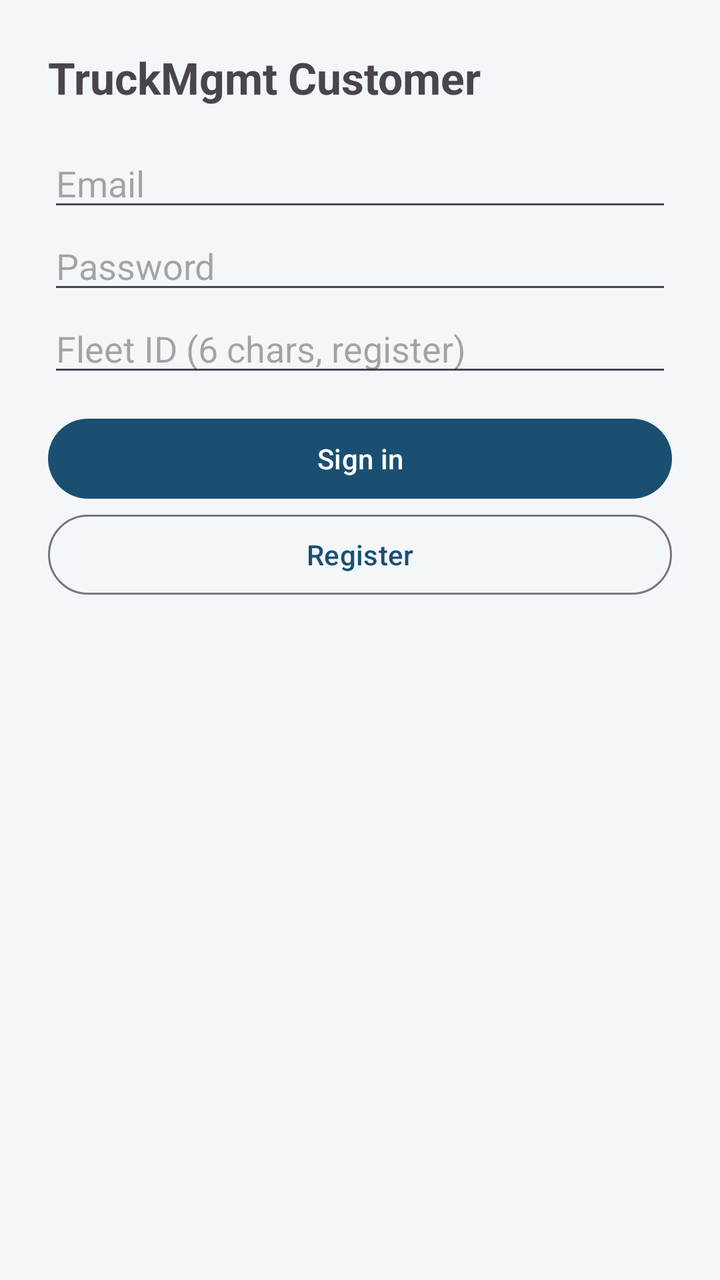
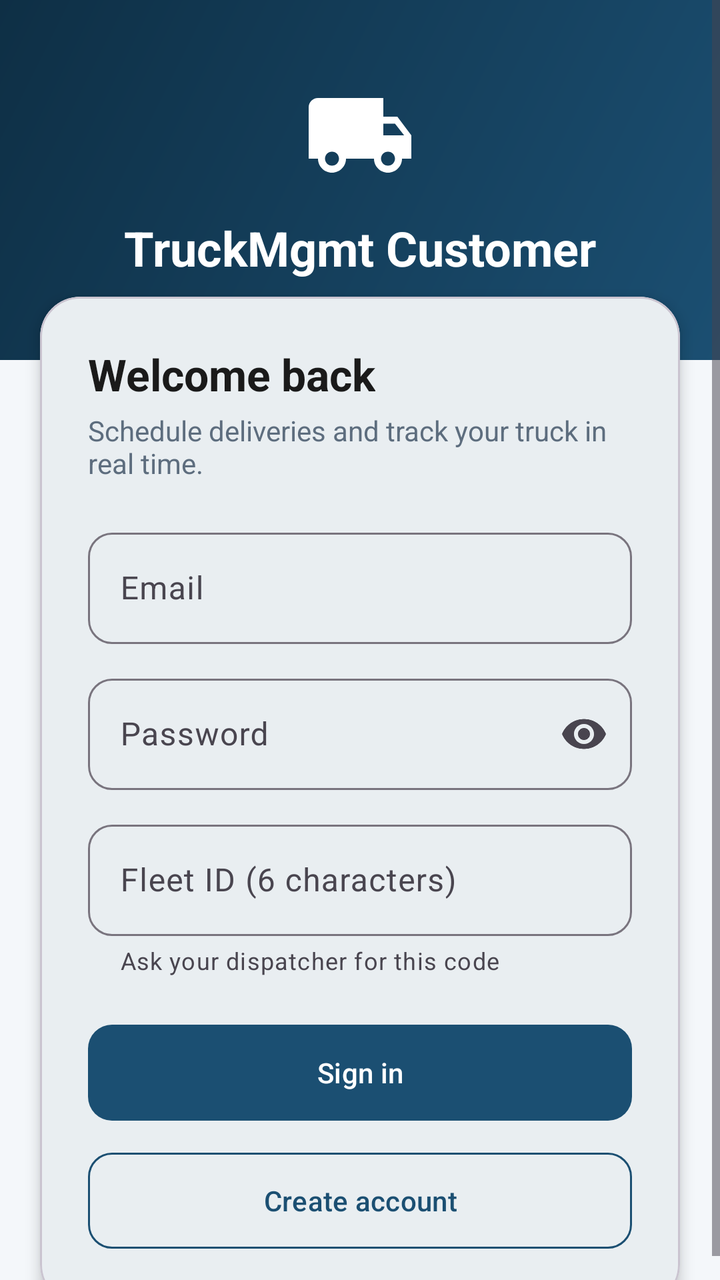

Two renders of the same Android screen: before a commit and after it. Below are the layout's source before the change and the commit's diff.
<!-- AndroidManifest.xml: application theme Theme.TruckMgmt -->
<!-- res/layout/activity_auth.xml -->
<?xml version="1.0" encoding="utf-8"?>
<LinearLayout xmlns:android="http://schemas.android.com/apk/res/android"
    android:layout_width="match_parent"
    android:layout_height="match_parent"
    android:orientation="vertical"
    android:padding="24dp">

    <TextView
        android:layout_width="wrap_content"
        android:layout_height="wrap_content"
        android:text="TruckMgmt Customer"
        android:textSize="22sp"
        android:textStyle="bold"
        android:layout_marginBottom="16dp" />

    <EditText android:id="@+id/inputEmail" android:layout_width="match_parent" android:layout_height="wrap_content" android:hint="Email" android:inputType="textEmailAddress" />
    <EditText android:id="@+id/inputPassword" android:layout_width="match_parent" android:layout_height="wrap_content" android:hint="Password" android:inputType="textPassword" />
    <EditText android:id="@+id/inputFleetId" android:layout_width="match_parent" android:layout_height="wrap_content" android:hint="Fleet ID (6 chars, register)" android:inputType="textCapCharacters" android:layout_marginBottom="12dp" />
    <Button android:id="@+id/btnLogin" android:layout_width="match_parent" android:layout_height="wrap_content" android:text="Sign in" />
    <Button android:id="@+id/btnRegister" android:layout_width="match_parent" android:layout_height="wrap_content" android:text="Register" style="@style/Widget.Material3.Button.OutlinedButton" />
</LinearLayout>
<!-- resources referenced by this layout -->
<resources>
  <style name="Theme.TruckMgmt" parent="Theme.Material3.Light.NoActionBar">
          <item name="colorPrimary">@color/brand_primary</item>
          <item name="colorPrimaryDark">@color/brand_primary_dark</item>
          <item name="colorOnPrimary">@color/surface</item>
          <item name="colorSecondary">@color/brand_accent</item>
          <item name="colorOnSecondary">@color/surface</item>
          <item name="colorSurface">@color/surface</item>
          <item name="colorOnSurface">@color/text_primary</item>
          <item name="android:colorBackground">@color/app_bg</item>
          <item name="android:statusBarColor">@color/brand_primary_dark</item>
          <item name="android:navigationBarColor">@color/app_bg</item>
          <item name="android:windowLightNavigationBar">true</item>
      </style>
  <color name="brand_primary">#1B4F72</color>
  <color name="brand_primary_dark">#0E2F45</color>
  <color name="surface">#FFFFFF</color>
  <color name="brand_accent">#E67E22</color>
  <color name="text_primary">#1A1A1A</color>
  <color name="app_bg">#F4F7FA</color>
</resources>

<!-- the commit's change to res/layout/activity_auth.xml (unified diff, before → after) -->
@@ -1,21 +1,152 @@
 <?xml version="1.0" encoding="utf-8"?>
-<LinearLayout xmlns:android="http://schemas.android.com/apk/res/android"
+<ScrollView xmlns:android="http://schemas.android.com/apk/res/android"
+    xmlns:app="http://schemas.android.com/apk/res-auto"
     android:layout_width="match_parent"
     android:layout_height="match_parent"
-    android:orientation="vertical"
-    android:padding="24dp">
+    android:background="@color/app_bg"
+    android:fillViewport="true">
 
-    <TextView
-        android:layout_width="wrap_content"
+    <LinearLayout
+        android:layout_width="match_parent"
         android:layout_height="wrap_content"
-        android:text="TruckMgmt Customer"
-        android:textSize="22sp"
-        android:textStyle="bold"
-        android:layout_marginBottom="16dp" />
+        android:orientation="vertical">
 
-    <EditText android:id="@+id/inputEmail" android:layout_width="match_parent" android:layout_height="wrap_content" android:hint="Email" android:inputType="textEmailAddress" />
-    <EditText android:id="@+id/inputPassword" android:layout_width="match_parent" android:layout_height="wrap_content" android:hint="Password" android:inputType="textPassword" />
-    <EditText android:id="@+id/inputFleetId" android:layout_width="match_parent" android:layout_height="wrap_content" android:hint="Fleet ID (6 chars, register)" android:inputType="textCapCharacters" android:layout_marginBottom="12dp" />
-    <Button android:id="@+id/btnLogin" android:layout_width="match_parent" android:layout_height="wrap_content" android:text="Sign in" />
-    <Button android:id="@+id/btnRegister" android:layout_width="match_parent" android:layout_height="wrap_content" android:text="Register" style="@style/Widget.Material3.Button.OutlinedButton" />
-</LinearLayout>
+        <FrameLayout
+            android:layout_width="match_parent"
+            android:layout_height="180dp"
+            android:background="@drawable/bg_auth_header">
+
+            <LinearLayout
+                android:layout_width="match_parent"
+                android:layout_height="match_parent"
+                android:gravity="center"
+                android:orientation="vertical"
+                android:padding="24dp">
+
+                <ImageView
+                    android:layout_width="56dp"
+                    android:layout_height="56dp"
+                    android:contentDescription="@string/app_name"
+                    android:src="@drawable/ic_truck"
+                    app:tint="@color/surface" />
+
+                <TextView
+                    android:layout_width="wrap_content"
+                    android:layout_height="wrap_content"
+                    android:layout_marginTop="12dp"
+                    android:text="@string/app_name"
+                    android:textColor="@color/surface"
+                    android:textSize="24sp"
+                    android:textStyle="bold" />
+            </LinearLayout>
+        </FrameLayout>
+
+        <com.google.android.material.card.MaterialCardView
+            android:layout_width="match_parent"
+            android:layout_height="wrap_content"
+            android:layout_marginHorizontal="20dp"
+            android:layout_marginTop="-32dp"
+            app:cardBackgroundColor="@color/surface"
+            app:cardCornerRadius="20dp"
+            app:cardElevation="4dp">
+
+            <LinearLayout
+                android:layout_width="match_parent"
+                android:layout_height="wrap_content"
+                android:orientation="vertical"
+                android:padding="24dp">
+
+                <TextView
+                    android:layout_width="wrap_content"
+                    android:layout_height="wrap_content"
+                    android:text="@string/auth_title"
+                    android:textColor="@color/text_primary"
+                    android:textSize="22sp"
+                    android:textStyle="bold" />
+
+                <TextView
+                    android:layout_width="match_parent"
+                    android:layout_height="wrap_content"
+                    android:layout_marginTop="4dp"
+                    android:layout_marginBottom="20dp"
+                    android:text="@string/auth_subtitle"
+                    android:textColor="@color/text_secondary"
+                    android:textSize="14sp" />
+
+                <com.google.android.material.textfield.TextInputLayout
+                    android:layout_width="match_parent"
+                    android:layout_height="wrap_content"
+                    android:hint="@string/auth_email_hint"
+                    app:boxBackgroundMode="outline"
+                    app:boxCornerRadiusBottomEnd="12dp"
+                    app:boxCornerRadiusBottomStart="12dp"
+                    app:boxCornerRadiusTopEnd="12dp"
+                    app:boxCornerRadiusTopStart="12dp">
+
+                    <com.google.android.material.textfield.TextInputEditText
+                        android:id="@+id/inputEmail"
+                        android:layout_width="match_parent"
+                        android:layout_height="wrap_content"
+                        android:inputType="textEmailAddress" />
+                </com.google.android.material.textfield.TextInputLayout>
+
+                <com.google.android.material.textfield.TextInputLayout
+                    android:layout_width="match_parent"
+                    android:layout_height="wrap_content"
+                    android:layout_marginTop="12dp"
+                    android:hint="@string/auth_password_hint"
+                    app:boxBackgroundMode="outline"
+                    app:boxCornerRadiusBottomEnd="12dp"
+                    app:boxCornerRadiusBottomStart="12dp"
+                    app:boxCornerRadiusTopEnd="12dp"
+                    app:boxCornerRadiusTopStart="12dp"
+                    app:endIconMode="password_toggle">
+
+                    <com.google.android.material.textfield.TextInputEditText
+                        android:id="@+id/inputPassword"
+                        android:layout_width="match_parent"
+                        android:layout_height="wrap_content"
+                        android:inputType="textPassword" />
+                </com.google.android.material.textfield.TextInputLayout>
+
+                <com.google.android.material.textfield.TextInputLayout
+                    android:layout_width="match_parent"
+                    android:layout_height="wrap_content"
+                    android:layout_marginTop="12dp"
+                    android:hint="@string/auth_fleet_hint"
+                    app:boxBackgroundMode="outline"
+                    app:boxCornerRadiusBottomEnd="12dp"
+                    app:boxCornerRadiusBottomStart="12dp"
+                    app:boxCornerRadiusTopEnd="12dp"
+                    app:boxCornerRadiusTopStart="12dp"
+                    app:helperText="@string/auth_fleet_helper">
+
+                    <com.google.android.material.textfield.TextInputEditText
+                        android:id="@+id/inputFleetId"
+                        android:layout_width="match_parent"
+                        android:layout_height="wrap_content"
+                        android:inputType="textCapCharacters" />
+                </com.google.android.material.textfield.TextInputLayout>
+
+                <com.google.android.material.button.MaterialButton
+                    android:id="@+id/btnLogin"
+                    android:layout_width="match_parent"
+                    android:layout_height="56dp"
+                    android:layout_marginTop="20dp"
+                    android:text="@string/auth_sign_in"
+                    app:backgroundTint="@color/brand_primary"
+                    app:cornerRadius="12dp" />
+
+                <com.google.android.material.button.MaterialButton
+                    android:id="@+id/btnRegister"
+                    style="@style/Widget.Material3.Button.OutlinedButton"
+                    android:layout_width="match_parent"
+                    android:layout_height="56dp"
+                    android:layout_marginTop="8dp"
+                    android:text="@string/auth_register"
+                    app:cornerRadius="12dp"
+                    app:strokeColor="@color/brand_primary" />
+            </LinearLayout>
+        </com.google.android.material.card.MaterialCardView>
+    </LinearLayout>
+</ScrollView>
<!-- resource entries referenced after the edit -->
@@ -18,6 +18,35 @@
   <color name="surface">#FFFFFF</color>
   <color name="brand_accent">#E67E22</color>
   <color name="text_primary">#1A1A1A</color>
+  <color name="text_secondary">#5D6D7E</color>
+  <!-- drawable bg_auth_header (drawable) -->
+  <?xml version="1.0" encoding="utf-8"?>
+  <shape xmlns:android="http://schemas.android.com/apk/res/android">
+      <gradient
+          android:angle="135"
+          android:endColor="@color/brand_primary_dark"
+          android:startColor="@color/brand_primary"
+          android:type="linear" />
+  </shape>
+  <!-- drawable ic_truck (drawable) -->
+  <vector xmlns:android="http://schemas.android.com/apk/res/android"
+      android:width="24dp"
+      android:height="24dp"
+      android:viewportWidth="24"
+      android:viewportHeight="24">
+      <path
+          android:fillColor="@color/brand_primary"
+          android:pathData="M20,8h-3V4H3c-1.1,0 -2,0.9 -2,2v11h2c0,1.66 1.34,3 3,3s3,-1.34 3,-3h6c0,1.66 1.34,3 3,3s3,-1.34 3,-3h2v-5l-3,-4zM6,18.5c-0.83,0 -1.5,-0.67 -1.5,-1.5s0.67,-1.5 1.5,-1.5 1.5,0.67 1.5,1.5 -0.67,1.5 -1.5,1.5zM18,18.5c-0.83,0 -1.5,-0.67 -1.5,-1.5s0.67,-1.5 1.5,-1.5 1.5,0.67 1.5,1.5 -0.67,1.5 -1.5,1.5zM17,12V9.5h2.5l1.96,2.5H17z" />
+  </vector>
+  <string name="app_name">TruckMgmt Customer</string>
+  <string name="auth_email_hint">Email</string>
+  <string name="auth_fleet_helper">Ask your dispatcher for this code</string>
+  <string name="auth_fleet_hint">Fleet ID (6 characters)</string>
+  <string name="auth_password_hint">Password</string>
+  <string name="auth_register">Create account</string>
+  <string name="auth_sign_in">Sign in</string>
+  <string name="auth_subtitle">Schedule deliveries and track your truck in real time.</string>
+  <string name="auth_title">Welcome back</string>
   <color name="app_bg">#F4F7FA</color>
 </resources>
 
